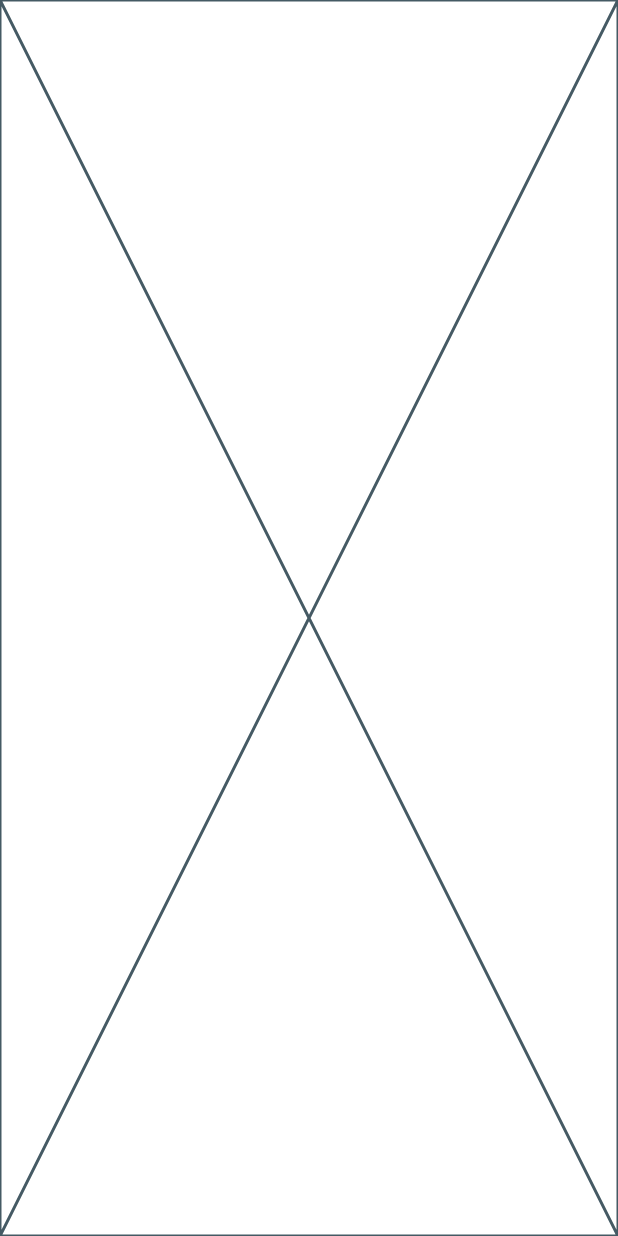
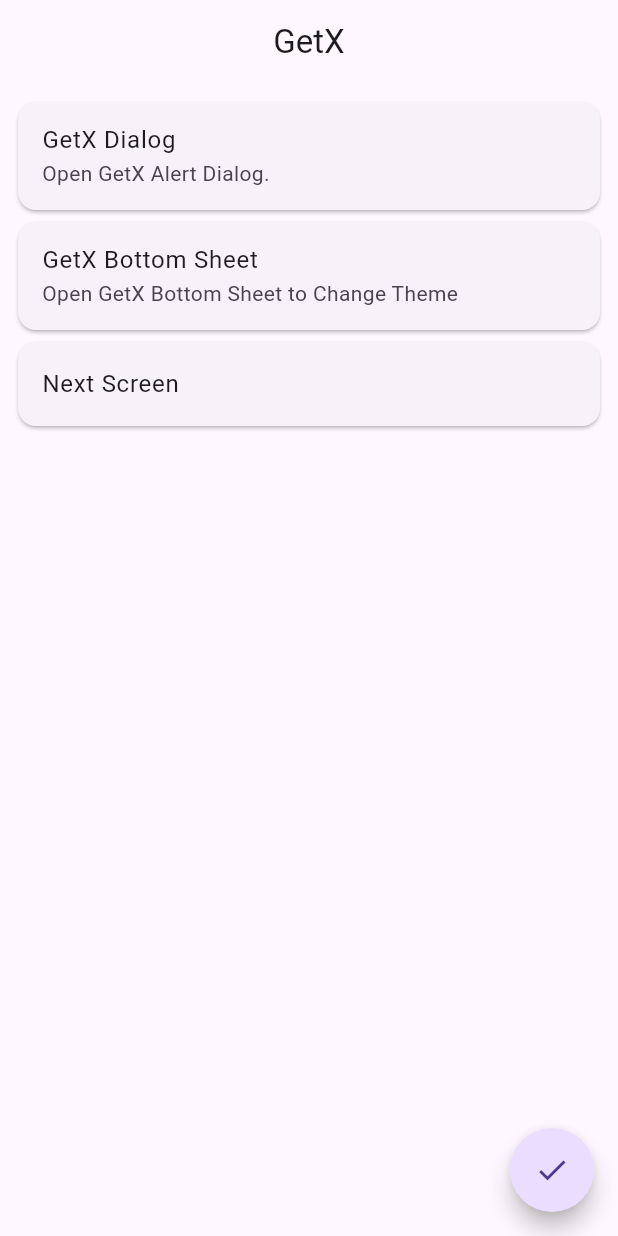
Before and after one commit to UbAidu21/flutter_getx, a Flutter app: the screen it shows after launch, on a phone screen of 412 x 824 dp. Run offline on Flutter 3.47's test engine with Material 2 defaults, Android fonts, the phone set to English and light mode, and no system bars; our stand-ins replace get.

Commit message:
Theme Change & Navigation

```diff
--- a/lib/main.dart
+++ b/lib/main.dart
@@ -1,4 +1,7 @@
 import 'package:flutter/material.dart';
+import 'package:flutter_getx/screens/home_screen.dart';
+import 'package:flutter_getx/screens/second_screen.dart';
+import 'package:get/get.dart';
 
 void main() {
   runApp(const MyApp());
@@ -10,26 +13,23 @@ class MyApp extends StatelessWidget {
   // This widget is the root of your application.
   @override
   Widget build(BuildContext context) {
-    return MaterialApp(
-      title: 'Flutter Demo',
+    return GetMaterialApp(
+      debugShowCheckedModeBanner: false,
+      title: 'GetX',
       theme: ThemeData(
         primarySwatch: Colors.blue,
+        useMaterial3: true,
       ),
+
+
       home: const HomeScreen(),
+      // initialRoute: '/',
+
+      getPages: [
+        GetPage(name: '/', page: () => const HomeScreen()),
+        GetPage(name: '/second', page: () =>  SecondScreen()),
+
+      ],
     );
   }
 }
-
-class HomeScreen extends StatefulWidget {
-  const HomeScreen({super.key});
-
-  @override
-  State<HomeScreen> createState() => _HomeScreenState();
-}
-
-class _HomeScreenState extends State<HomeScreen> {
-  @override
-  Widget build(BuildContext context) {
-    return const Placeholder();
-  }
-}
--- /dev/null
+++ b/lib/screens/home_screen.dart
@@ -0,0 +1,150 @@
+import 'package:flutter/material.dart';
+import 'package:flutter_getx/screens/second_screen.dart';
+import 'package:get/get.dart';
+
+class HomeScreen extends StatefulWidget {
+  const HomeScreen({super.key});
+
+  @override
+  State<HomeScreen> createState() => _HomeScreenState();
+}
+
+class _HomeScreenState extends State<HomeScreen> {
+  @override
+  Widget build(BuildContext context) {
+    return Scaffold(
+      appBar: AppBar(
+        title: const Text('GetX'),
+        automaticallyImplyLeading: false,
+        centerTitle: true,
+      ),
+      body: Padding(
+        padding: const EdgeInsets.all(8.0),
+        child: Column(
+          crossAxisAlignment: CrossAxisAlignment.center,
+          children: [
+            Card(
+              child: ListTile(
+                title: const Text('GetX Dialog'),
+                subtitle: const Text('Open GetX Alert Dialog.'),
+                onTap: () {
+                  Get.defaultDialog(
+                    title: 'Delete Chat',
+                    middleText: 'Are you sure to delete this chat',
+                    textCancel: 'Cancel',
+                    textConfirm: 'Yes',
+                  );
+                },
+              ),
+            ),
+            Card(
+              child: ListTile(
+                title: const Text('GetX Bottom Sheet'),
+                subtitle: const Text('Open GetX Bottom Sheet to Change Theme'),
+                onTap: () {
+                  Get.bottomSheet(
+                    Container(
+                      decoration: BoxDecoration(
+                          color: Theme.of(context).colorScheme.secondary,
+                          borderRadius: const BorderRadius.only(
+                            topLeft: Radius.circular(40),
+                            topRight: Radius.circular(40),
+                          )),
+                      child: Padding(
+                        padding: const EdgeInsets.all(8.0),
+                        child: Column(
+                          children: [
+                            Card(
+                              color: Colors.blueGrey,
+                              child: ListTile(
+                                leading: const Icon(
+                                  Icons.light_mode,
+                                  color: Colors.white,
+                                ),
+                                title: const Text(
+                                  'Light Mode',
+                                  style: style,
+                                ),
+                                onTap: () {
+                                  Get.changeTheme(
+                                    ThemeData.light(useMaterial3: true),
+                                  );
+                                  Get.back();
+                                },
+                              ),
+                            ),
+                            Card(
+                              color: Colors.blueGrey,
+                              child: ListTile(
+                                leading: const Icon(
+                                  Icons.dark_mode,
+                                  color: Colors.white,
+                                ),
+                                title: const Text(
+                                  'Dark Mode',
+                                  style: style,
+                                ),
+                                onTap: () {
+                                  Get.changeTheme(
+                                    ThemeData.dark(useMaterial3: true),
+                                  );
+                                  Get.back();
+                                },
+                              ),
+                            ),
+                          ],
+                        ),
+                      ),
+                    ),
+                  );
+                },
+              ),
+            ),
+            Card(
+              child: ListTile(
+                title: const Text('Next Screen'),
+                onTap: () {
+                  // Get.to(() => const SecondScreen());
+                  Get.toNamed('/second', arguments: [
+                    'Ubaid Ullah',
+                    'S/O Ghulam Hazrat',
+                    'Flutter Developer',
+                    data
+
+                  ]);
+                },
+              ),
+            )
+          ],
+        ),
+      ),
+      floatingActionButton: FloatingActionButton(
+        shape: const CircleBorder(
+          eccentricity: 0.5,
+        ),
+        onPressed: () {
+          Get.snackbar('GetX', 'This is a GetX Snackbar');
+        },
+        child: const Icon(Icons.check),
+      ),
+    );
+  }
+}
+
+const style = TextStyle(
+  color: Colors.white,
+);
+
+List data = const [
+  Card(child: ListTile(title: Text('Check'),),),
+  Card(child: ListTile(title: Text('Check'),),),
+  Card(child: ListTile(title: Text('Check'),),),
+  Card(child: ListTile(title: Text('Check'),),),
+  Card(child: ListTile(title: Text('Check'),),),
+  Card(child: ListTile(title: Text('Check'),),),
+  Card(child: ListTile(title: Text('Check'),),),
+  Card(child: ListTile(title: Text('Check'),),),
+  Card(child: ListTile(title: Text('Check'),),),
+  Card(child: ListTile(title: Text('Check'),),),
+  Card(child: ListTile(title: Text('Check'),),),
+];
--- a/pubspec.yaml
+++ b/pubspec.yaml
@@ -35,6 +35,7 @@ dependencies:
   # The following adds the Cupertino Icons font to your application.
   # Use with the CupertinoIcons class for iOS style icons.
   cupertino_icons: ^1.0.2
+  get: ^4.6.5
 
 dev_dependencies:
   flutter_test:
```
Also changed, not shown: lib/screens/second_screen.dart (added, +26 -0 lines), pubspec.lock.
